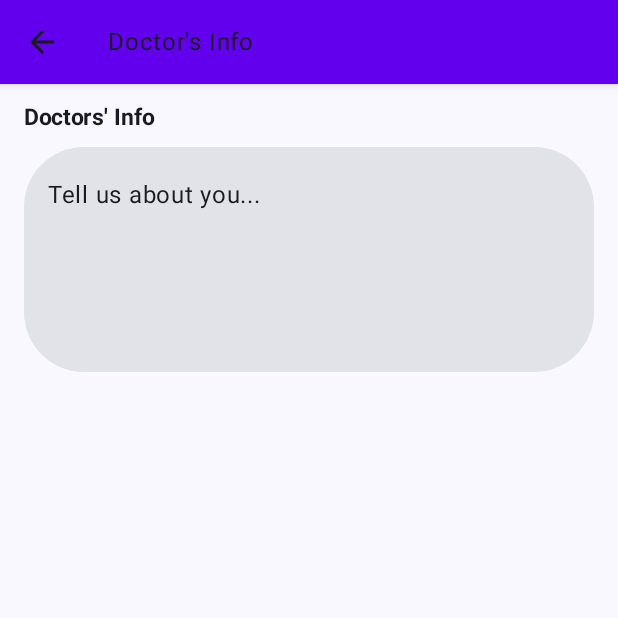
After one commit to NancyN00/SaveTogether, an Android app built with Jetpack Compose: the composable DctMedicalInfoScreen shown on its own in the app's theme, on a phone screen of 412 x 824 dp, the top half of it. The commit adds this screen. Run offline under Robolectric (Android 15) with nearby library versions, the phone set to English and light mode, and no system bars.

Commit message:
add doctor info screen

```diff
--- a/app/src/main/java/com/example/savetogether/MainActivity.kt
+++ b/app/src/main/java/com/example/savetogether/MainActivity.kt
@@ -64,6 +64,7 @@ fun Navigation(navController : NavHostController){
         }
         composable(route = "signup"){
                 RegistrationScreen(
+                    navController,
                     navigateToSignIn = {
                         navController.navigate("signin"){
                             launchSingleTop = true
--- a/app/src/main/java/com/example/savetogether/auth/LoginScreen.kt
+++ b/app/src/main/java/com/example/savetogether/auth/LoginScreen.kt
@@ -85,7 +85,7 @@ fun LoginScreen(
 
         Spacer(modifier = Modifier.height(100.dp))
 
-        ButtonContent(onClick = navigateToHome, btnText = "Login")
+        ButtonContent(modifier =Modifier, onClick = navigateToHome, btnText = "Login")
 
         Spacer(modifier = Modifier.height(8.dp))
 
--- a/app/src/main/java/com/example/savetogether/auth/SaveMeYouScreen.kt
+++ b/app/src/main/java/com/example/savetogether/auth/SaveMeYouScreen.kt
@@ -53,11 +53,11 @@ fun SaveMeYouScreen(
 
             Spacer(modifier = Modifier.height(30.dp))
 
-            ButtonContent(onClick = navigateToReg, btnText = stringResource(R.string.save_me))
+            ButtonContent(modifier =Modifier, onClick = navigateToReg, btnText = stringResource(R.string.save_me))
 
             Spacer(modifier = Modifier.padding(5.dp))
 
-            ButtonContent(onClick = navigateToReg, btnText = stringResource(R.string.save_you))
+            ButtonContent(modifier =Modifier, onClick = navigateToReg, btnText = stringResource(R.string.save_you))
 
         }
     }
--- a/app/src/main/java/com/example/savetogether/components/authcomponents/ButtonContent.kt
+++ b/app/src/main/java/com/example/savetogether/components/authcomponents/ButtonContent.kt
@@ -11,9 +11,9 @@ import androidx.compose.ui.unit.dp
 
 @Composable
 fun ButtonContent(
-    modifier: Modifier = Modifier,
-    onClick : () -> Unit,
-    btnText : String
+    modifier: Modifier,
+    onClick: () -> Unit,
+    btnText: String
 ){
 
     Button(
--- /dev/null
+++ b/app/src/main/java/com/example/savetogether/components/dctmedicalinfocomponents/DctMedicalInfoComponent.kt
@@ -0,0 +1,101 @@
+package com.example.savetogether.components.dctmedicalinfocomponents
+
+import androidx.compose.foundation.clickable
+import androidx.compose.foundation.layout.Box
+import androidx.compose.foundation.layout.Column
+import androidx.compose.foundation.layout.Spacer
+import androidx.compose.foundation.layout.fillMaxSize
+import androidx.compose.foundation.layout.fillMaxWidth
+import androidx.compose.foundation.layout.height
+import androidx.compose.foundation.layout.padding
+import androidx.compose.foundation.layout.width
+import androidx.compose.foundation.shape.RoundedCornerShape
+import androidx.compose.foundation.text.BasicTextField
+import androidx.compose.material3.Card
+import androidx.compose.material3.Text
+import androidx.compose.runtime.Composable
+import androidx.compose.runtime.getValue
+import androidx.compose.runtime.mutableStateOf
+import androidx.compose.runtime.remember
+import androidx.compose.runtime.setValue
+import androidx.compose.ui.Modifier
+import androidx.compose.ui.draw.clip
+import androidx.compose.ui.graphics.Color
+import androidx.compose.ui.text.TextStyle
+import androidx.compose.ui.text.font.FontWeight
+import androidx.compose.ui.tooling.preview.Preview
+import androidx.compose.ui.unit.dp
+import androidx.compose.ui.unit.sp
+
+@Composable
+fun DctMedicalInfoComponent() {
+
+    var text by remember { mutableStateOf("") }
+
+    Column {
+
+        Text(
+            text = "Doctors' Info",
+            modifier = Modifier,
+            fontWeight = FontWeight.Bold,
+            fontSize = 15.sp
+
+        )
+
+        Spacer(modifier = Modifier.height(8.dp))
+
+            Card(
+                modifier = Modifier
+                    .fillMaxWidth()
+                    .clip(RoundedCornerShape(40.dp))
+            ) {
+                Column(
+                    modifier = Modifier
+                        .fillMaxWidth()
+                        .height(150.dp)
+                        .clickable { }
+
+                ) {
+
+                    BasicTextField(value = text,
+                        onValueChange = { text = it },
+                        modifier = Modifier
+                            .fillMaxWidth()
+                            .padding(start = 8.dp, top = 10.dp),
+                        textStyle = TextStyle(fontSize = 14.sp, color = Color.Black),
+                        decorationBox = { innerTextField ->
+
+                            if (text.isEmpty()) {
+                                Text(text = "Tell us about you...",
+                                    modifier = Modifier.padding(start = 8.dp, top = 10.dp)
+                                    )
+                            }
+                            innerTextField()
+                        }
+
+
+                    )
+
+
+                }
+
+
+            }
+        }
+
+
+    }
+
+@Composable
+fun DctMedicalCertComponent(){
+
+
+}
+
+
+
+@Composable
+@Preview
+fun DctMedicalInfoComponentPreview() {
+    DctMedicalInfoComponent()
+}
--- a/app/src/main/java/com/example/savetogether/components/yourconcerncomponents/ConcernScreenDetails.kt
+++ b/app/src/main/java/com/example/savetogether/components/yourconcerncomponents/ConcernScreenDetails.kt
@@ -90,12 +90,8 @@ fun ConcernScreenDetails(navController: NavHostController) {
 
     Spacer(modifier = Modifier.height(8.dp))
 
-    ButtonContent(onClick = {
-                            navController.navigate(Screens.ChooseDoctorScreen.name)
+    ButtonContent(modifier = Modifier, onClick = { navController.navigate(Screens.ChooseDoctorScreen.name) }, btnText ="Choose Doctor" )
 
-
-    },
-        btnText = stringResource(R.string.choose_doctor))
 
 
 }
--- a/app/src/main/java/com/example/savetogether/navigation/Screens.kt
+++ b/app/src/main/java/com/example/savetogether/navigation/Screens.kt
@@ -6,5 +6,7 @@ enum class Screens {
     CommunitiesScreen(),
     ConcernScreen(),
     ChooseDoctorScreen(),
+    DctMedicalInfoScreen(),
+    RegistrationScreen()
 
 }
--- a/app/src/main/java/com/example/savetogether/screens/ConcernScreen.kt
+++ b/app/src/main/java/com/example/savetogether/screens/ConcernScreen.kt
@@ -9,6 +9,7 @@ import androidx.compose.foundation.layout.fillMaxWidth
 import androidx.compose.foundation.layout.height
 import androidx.compose.foundation.layout.padding
 import androidx.compose.material.icons.Icons
+import androidx.compose.material.icons.automirrored.filled.ArrowBack
 import androidx.compose.material.icons.filled.ArrowBack
 import androidx.compose.material.icons.filled.Notifications
 import androidx.compose.material3.ExperimentalMaterial3Api
@@ -47,7 +48,7 @@ fun ConcernScreen(navController: NavHostController) {
                 navigationIcon = {
                     IconButton(onClick = { navController.navigate(Screens.HomeScreen.name) }) {
                         Icon(
-                            imageVector = Icons.Default.ArrowBack,
+                            imageVector = Icons.AutoMirrored.Filled.ArrowBack,
                             contentDescription = stringResource(
                                 R.string.arrow_back_icon
                             )
--- /dev/null
+++ b/app/src/main/java/com/example/savetogether/screens/DctMedicalInfoScreen.kt
@@ -0,0 +1,66 @@
+package com.example.savetogether.screens
+
+import android.annotation.SuppressLint
+import androidx.compose.foundation.layout.Column
+import androidx.compose.foundation.layout.Spacer
+import androidx.compose.foundation.layout.fillMaxWidth
+import androidx.compose.foundation.layout.height
+import androidx.compose.foundation.layout.padding
+import androidx.compose.material.IconButton
+import androidx.compose.material.TopAppBar
+import androidx.compose.material.icons.Icons
+import androidx.compose.material.icons.automirrored.filled.ArrowBack
+import androidx.compose.material3.ExperimentalMaterial3Api
+import androidx.compose.material3.Icon
+import androidx.compose.material3.Scaffold
+import androidx.compose.material3.Text
+import androidx.compose.runtime.Composable
+import androidx.compose.ui.Modifier
+import androidx.compose.ui.res.stringResource
+import androidx.compose.ui.tooling.preview.Preview
+import androidx.compose.ui.unit.dp
+import androidx.navigation.NavHostController
+import androidx.navigation.compose.rememberNavController
+import com.example.savetogether.R
+import com.example.savetogether.components.dctmedicalinfocomponents.DctMedicalInfoComponent
+import com.example.savetogether.navigation.Screens
+
+@SuppressLint("UnusedMaterial3ScaffoldPaddingParameter")
+@OptIn(ExperimentalMaterial3Api::class)
+@Composable
+fun DctMedicalInfoScreen(navController : NavHostController){
+    Scaffold(
+        topBar = {
+            TopAppBar (
+                title = {
+                    Text(text = stringResource(R.string.doctor_s_info))
+                },
+                navigationIcon = {
+                    IconButton(onClick = { navController.navigate(Screens.RegistrationScreen.name) }) {
+                        Icon(imageVector = Icons.AutoMirrored.Default.ArrowBack , contentDescription = "Arrow back icon")
+                    }
+                }
+            )
+
+        }
+
+    ) {
+
+        Column(modifier = Modifier.padding(16.dp)) {
+
+            Spacer(modifier = Modifier.height(50.dp))
+
+            DctMedicalInfoComponent()
+
+        }
+
+    }
+}
+
+@Composable
+@Preview
+fun DctMedicalInfoScreen(){
+    val navController = rememberNavController()
+
+    DctMedicalInfoScreen(navController = navController)
+}
--- a/app/src/main/res/values/strings.xml
+++ b/app/src/main/res/values/strings.xml
@@ -26,4 +26,6 @@
     <string name="throat_pain">Throat Pain</string>
     <string name="add_upto_2_symptoms_to_help_us_n_pick_a_best_specialist_for_you">Add upto 2 symptoms to help us pick a best specialist for you.</string>
     <string name="choose_doctor">Choose Doctor</string>
+    <string name="medical_info">Medical Info</string>
+    <string name="doctor_s_info">Doctor\'s Info</string>
 </resources>
```
Also changed, not shown: app/src/main/java/com/example/savetogether/auth/RegistrationScreen.kt (+9 -7 lines), app/src/main/java/com/example/savetogether/navigation/AppBottomNavigation.kt (+6 -1 lines), app/src/main/java/com/example/savetogether/components/yourconcerncomponents/SearchContext.kt (line endings or trailing spaces).
